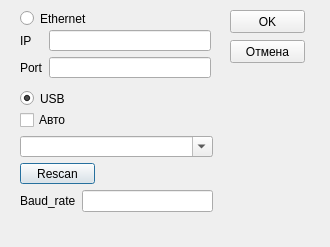
The window that powermeter_dialog.ui (Anbionchik/beam_width_meter) describes before a commit, drawn with Qt 5.
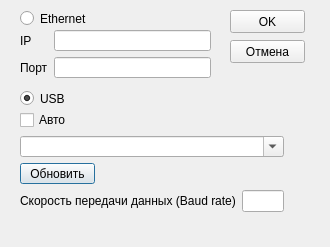
The same window after the commit.

Patch:
```diff
--- a/powermeter_dialog.ui
+++ b/powermeter_dialog.ui
@@ -96,7 +96,7 @@
        </size>
       </property>
       <property name="text">
-       <string>Port</string>
+       <string>Порт</string>
       </property>
      </widget>
     </item>
@@ -120,7 +120,7 @@
     <rect>
      <x>20</x>
      <y>110</y>
-     <width>193</width>
+     <width>264</width>
      <height>102</height>
     </rect>
    </property>
@@ -154,7 +154,7 @@
        </size>
       </property>
       <property name="text">
-       <string>Rescan</string>
+       <string>Обновить</string>
       </property>
      </widget>
     </item>
@@ -163,7 +163,7 @@
       <item>
        <widget class="QLabel" name="label_3">
         <property name="text">
-         <string>Baud_rate</string>
+         <string>Скорость передачи данных (Baud rate)</string>
         </property>
        </widget>
       </item>
```
